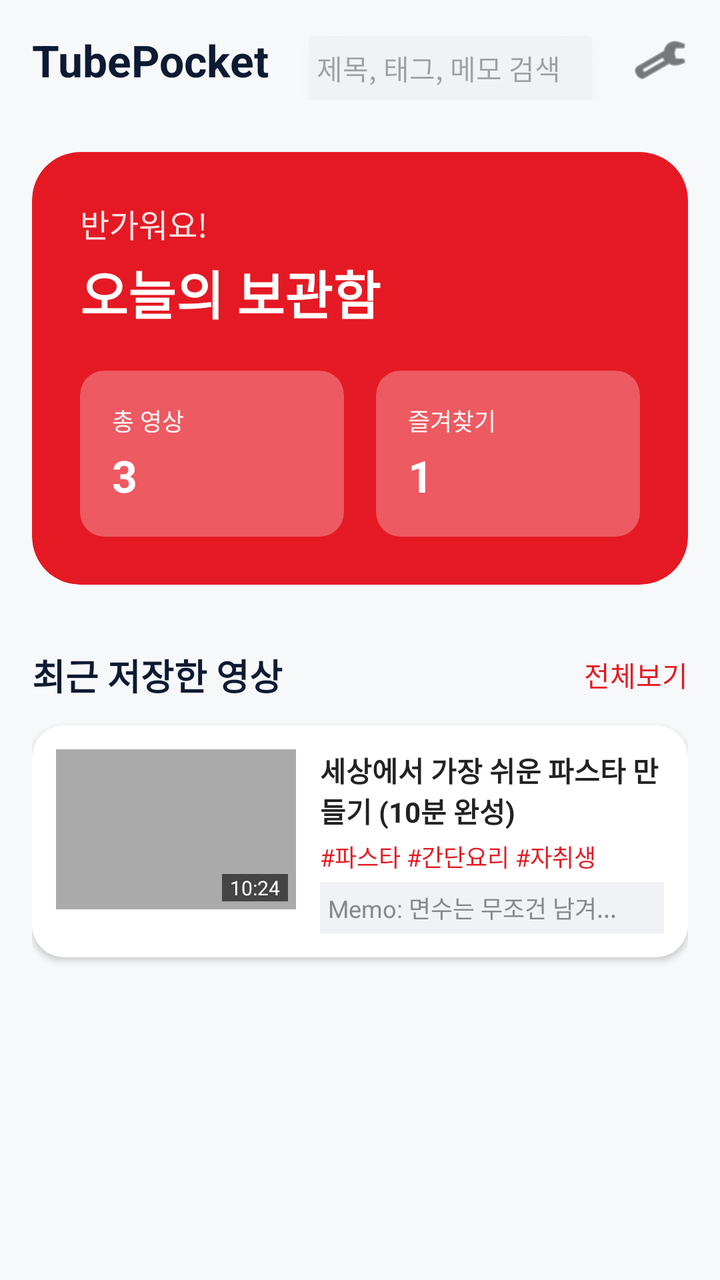
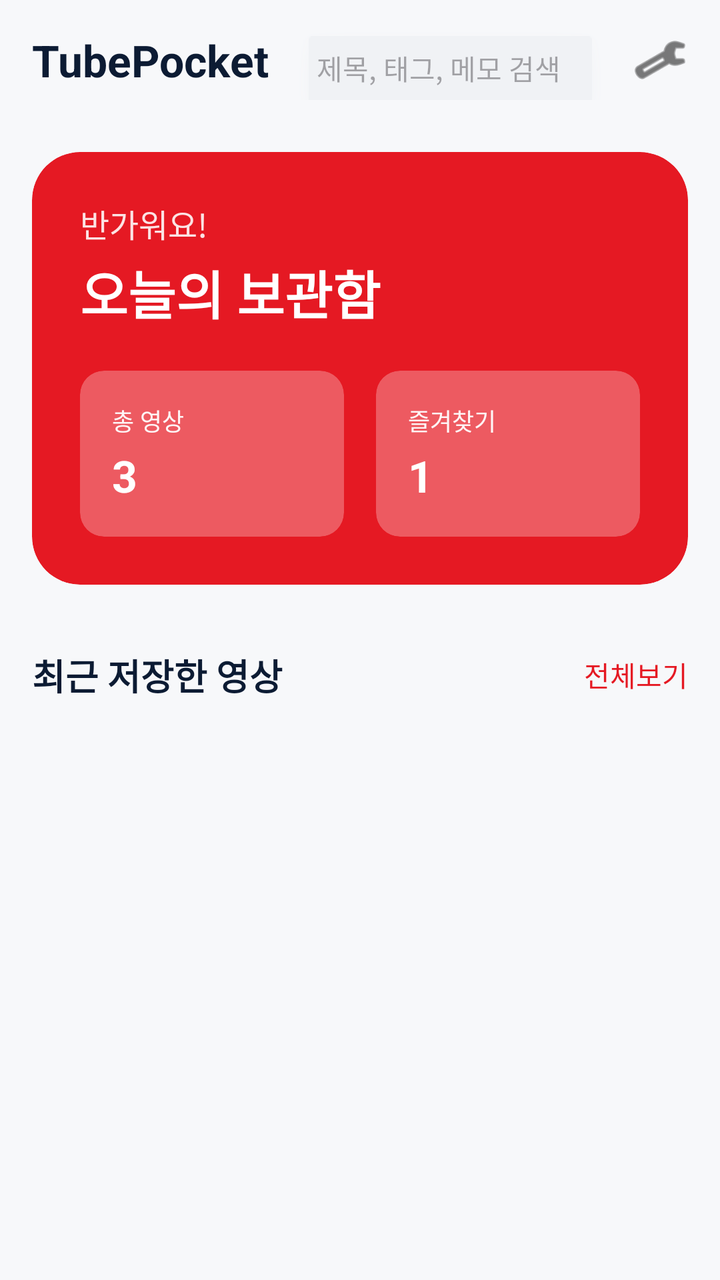

Compare the two renders of this Android layout. The source of the first and the diff that turns it into the second are given below.
<!-- AndroidManifest.xml: application theme Theme.TubePocket -->
<!-- res/layout/fragment_home.xml -->
<?xml version="1.0" encoding="utf-8"?>
<androidx.constraintlayout.widget.ConstraintLayout xmlns:android="http://schemas.android.com/apk/res/android"
    xmlns:app="http://schemas.android.com/apk/res-auto"
    android:layout_width="match_parent"
    android:layout_height="match_parent"
    android:background="@color/bg_light_gray">

    <androidx.constraintlayout.widget.ConstraintLayout
        android:id="@+id/topBar"
        android:layout_width="match_parent"
        android:layout_height="60dp"
        android:paddingHorizontal="16dp"
        app:layout_constraintTop_toTopOf="parent">

        <TextView
            android:id="@+id/tvLogo"
            android:layout_width="wrap_content"
            android:layout_height="wrap_content"
            android:text="TubePocket"
            android:textColor="#0C1B33"
            android:textSize="22sp"
            android:textStyle="bold"
            app:layout_constraintBottom_toBottomOf="parent"
            app:layout_constraintStart_toStartOf="parent"
            app:layout_constraintTop_toTopOf="parent" />

        <EditText
            android:id="@+id/etSearch"
            android:layout_width="0dp"
            android:layout_height="40dp"
            android:layout_marginStart="12dp"
            android:layout_marginEnd="12dp"
            android:background="@drawable/abc_menu_hardkey_panel_mtrl_mult"
            android:backgroundTint="@color/search_bg"
            android:hint="제목, 태그, 메모 검색"
            android:paddingHorizontal="12dp"
            android:singleLine="true"
            android:textSize="14sp"
            app:layout_constraintBottom_toBottomOf="parent"
            app:layout_constraintEnd_toStartOf="@+id/ivSettings"
            app:layout_constraintStart_toEndOf="@+id/tvLogo"
            app:layout_constraintTop_toTopOf="parent" />

        <ImageView
            android:id="@+id/ivSettings"
            android:layout_width="28dp"
            android:layout_height="28dp"
            android:src="@android:drawable/ic_menu_manage"
            app:layout_constraintBottom_toBottomOf="parent"
            app:layout_constraintEnd_toEndOf="parent"
            app:layout_constraintTop_toTopOf="parent"
            app:tint="@color/text_dark" />

    </androidx.constraintlayout.widget.ConstraintLayout>

    <ScrollView
        android:layout_width="match_parent"
        android:layout_height="0dp"
        android:clipToPadding="false"
        android:paddingBottom="80dp"
        app:layout_constraintBottom_toBottomOf="parent"
        app:layout_constraintTop_toBottomOf="@+id/topBar">

        <LinearLayout
            android:layout_width="match_parent"
            android:layout_height="wrap_content"
            android:orientation="vertical"
            android:padding="16dp">

            <androidx.cardview.widget.CardView
                android:layout_width="match_parent"
                android:layout_height="wrap_content"
                app:cardBackgroundColor="@color/main_red"
                app:cardCornerRadius="24dp"
                app:cardElevation="0dp">

                <LinearLayout
                    android:layout_width="match_parent"
                    android:layout_height="wrap_content"
                    android:orientation="vertical"
                    android:padding="24dp">

                    <TextView
                        android:layout_width="wrap_content"
                        android:layout_height="wrap_content"
                        android:text="반가워요!"
                        android:textColor="#E0FFFFFF"
                        android:textSize="16sp" />

                    <TextView
                        android:layout_width="wrap_content"
                        android:layout_height="wrap_content"
                        android:layout_marginTop="4dp"
                        android:text="오늘의 보관함"
                        android:textColor="@color/white"
                        android:textSize="26sp"
                        android:textStyle="bold" />

                    <LinearLayout
                        android:layout_width="match_parent"
                        android:layout_height="wrap_content"
                        android:layout_marginTop="20dp"
                        android:orientation="horizontal">

                        <androidx.cardview.widget.CardView
                            android:layout_width="0dp"
                            android:layout_height="wrap_content"
                            android:layout_marginEnd="8dp"
                            android:layout_weight="1"
                            app:cardBackgroundColor="@color/light_red"
                            app:cardCornerRadius="12dp"
                            app:cardElevation="0dp">

                            <LinearLayout
                                android:layout_width="match_parent"
                                android:layout_height="wrap_content"
                                android:orientation="vertical"
                                android:padding="16dp">

                                <TextView
                                    android:layout_width="wrap_content"
                                    android:layout_height="wrap_content"
                                    android:text="총 영상"
                                    android:textColor="#F0FFFFFF"
                                    android:textSize="12sp" />

                                <TextView
                                    android:layout_width="wrap_content"
                                    android:layout_height="wrap_content"
                                    android:layout_marginTop="4dp"
                                    android:text="3"
                                    android:textColor="@color/white"
                                    android:textSize="22sp"
                                    android:textStyle="bold" />
                            </LinearLayout>
                        </androidx.cardview.widget.CardView>

                        <androidx.cardview.widget.CardView
                            android:layout_width="0dp"
                            android:layout_height="wrap_content"
                            android:layout_marginStart="8dp"
                            android:layout_weight="1"
                            app:cardBackgroundColor="@color/light_red"
                            app:cardCornerRadius="12dp"
                            app:cardElevation="0dp">

                            <LinearLayout
                                android:layout_width="match_parent"
                                android:layout_height="wrap_content"
                                android:orientation="vertical"
                                android:padding="16dp">

                                <TextView
                                    android:layout_width="wrap_content"
                                    android:layout_height="wrap_content"
                                    android:text="즐겨찾기"
                                    android:textColor="#F0FFFFFF"
                                    android:textSize="12sp" />

                                <TextView
                                    android:layout_width="wrap_content"
                                    android:layout_height="wrap_content"
                                    android:layout_marginTop="4dp"
                                    android:text="1"
                                    android:textColor="@color/white"
                                    android:textSize="22sp"
                                    android:textStyle="bold" />
                            </LinearLayout>
                        </androidx.cardview.widget.CardView>
                    </LinearLayout>
                </LinearLayout>
            </androidx.cardview.widget.CardView>

            <RelativeLayout
                android:layout_width="match_parent"
                android:layout_height="wrap_content"
                android:layout_marginTop="32dp"
                android:layout_marginBottom="12dp">

                <TextView
                    android:layout_width="wrap_content"
                    android:layout_height="wrap_content"
                    android:text="최근 저장한 영상"
                    android:textColor="#0C1B33"
                    android:textSize="18sp"
                    android:textStyle="bold" />

                <TextView
                    android:layout_width="wrap_content"
                    android:layout_height="wrap_content"
                    android:layout_alignParentEnd="true"
                    android:layout_centerVertical="true"
                    android:text="전체보기"
                    android:textColor="@color/main_red"
                    android:textSize="14sp" />
            </RelativeLayout>

            <androidx.cardview.widget.CardView
                android:layout_width="match_parent"
                android:layout_height="wrap_content"
                android:layout_marginBottom="12dp"
                app:cardBackgroundColor="@color/white"
                app:cardCornerRadius="16dp"
                app:cardElevation="2dp">

                <LinearLayout
                    android:layout_width="match_parent"
                    android:layout_height="wrap_content"
                    android:orientation="horizontal"
                    android:padding="12dp">

                    <FrameLayout
                        android:layout_width="120dp"
                        android:layout_height="80dp">

                        <View
                            android:layout_width="match_parent"
                            android:layout_height="match_parent"
                            android:background="@android:color/darker_gray" />

                        <TextView
                            android:layout_width="wrap_content"
                            android:layout_height="wrap_content"
                            android:layout_gravity="bottom|end"
                            android:layout_margin="4dp"
                            android:background="#99000000"
                            android:paddingHorizontal="4dp"
                            android:text="10:24"
                            android:textColor="@color/white"
                            android:textSize="10sp" />
                    </FrameLayout>

                    <LinearLayout
                        android:layout_width="match_parent"
                        android:layout_height="wrap_content"
                        android:layout_marginStart="12dp"
                        android:orientation="vertical">

                        <TextView
                            android:layout_width="match_parent"
                            android:layout_height="wrap_content"
                            android:ellipsize="end"
                            android:maxLines="2"
                            android:text="세상에서 가장 쉬운 파스타 만들기 (10분 완성)"
                            android:textColor="@color/text_dark"
                            android:textSize="14sp"
                            android:textStyle="bold" />

                        <TextView
                            android:layout_width="match_parent"
                            android:layout_height="wrap_content"
                            android:layout_marginTop="4dp"
                            android:text="#파스타 #간단요리 #자취생"
                            android:textColor="@color/main_red"
                            android:textSize="12sp" />

                        <TextView
                            android:layout_width="match_parent"
                            android:layout_height="wrap_content"
                            android:layout_marginTop="4dp"
                            android:background="@color/search_bg"
                            android:ellipsize="end"
                            android:maxLines="1"
                            android:padding="4dp"
                            android:text="Memo: 면수는 무조건 남겨..."
                            android:textColor="@color/text_gray"
                            android:textSize="12sp" />
                    </LinearLayout>
                </LinearLayout>
            </androidx.cardview.widget.CardView>
        </LinearLayout>
    </ScrollView>
</androidx.constraintlayout.widget.ConstraintLayout>
<!-- resources referenced by this layout -->
<resources>
  <color name="bg_light_gray">#F7F8FA</color>
  <color name="light_red">#ED5A61</color>
  <color name="main_red">#E51923</color>
  <color name="search_bg">#F0F2F5</color>
  <color name="text_dark">#222222</color>
  <color name="text_gray">#888888</color>
  <color name="white">#FFFFFFFF</color>
  <style name="Theme.TubePocket" parent="Base.Theme.TubePocket" />
  <style name="Base.Theme.TubePocket" parent="Theme.Material3.DayNight.NoActionBar">
          
          
      </style>
</resources>

<!-- the commit's change to res/layout/fragment_home.xml (unified diff, before → after) -->
@@ -186,7 +186,7 @@
                     android:textStyle="bold" />
 
                 <TextView
-                    android:layout_width="wrap_content"
+                    android:id="@+id/tvViewAll"  android:layout_width="wrap_content"
                     android:layout_height="wrap_content"
                     android:layout_alignParentEnd="true"
                     android:layout_centerVertical="true"
@@ -195,79 +195,12 @@
                     android:textSize="14sp" />
             </RelativeLayout>
 
-            <androidx.cardview.widget.CardView
+            <androidx.recyclerview.widget.RecyclerView
+                android:id="@+id/rvRecentVideos"
                 android:layout_width="match_parent"
                 android:layout_height="wrap_content"
-                android:layout_marginBottom="12dp"
-                app:cardBackgroundColor="@color/white"
-                app:cardCornerRadius="16dp"
-                app:cardElevation="2dp">
-
-                <LinearLayout
-                    android:layout_width="match_parent"
-                    android:layout_height="wrap_content"
-                    android:orientation="horizontal"
-                    android:padding="12dp">
-
-                    <FrameLayout
-                        android:layout_width="120dp"
-                        android:layout_height="80dp">
-
-                        <View
-                            android:layout_width="match_parent"
-                            android:layout_height="match_parent"
-                            android:background="@android:color/darker_gray" />
-
-                        <TextView
-                            android:layout_width="wrap_content"
-                            android:layout_height="wrap_content"
-                            android:layout_gravity="bottom|end"
-                            android:layout_margin="4dp"
-                            android:background="#99000000"
-                            android:paddingHorizontal="4dp"
-                            android:text="10:24"
-                            android:textColor="@color/white"
-                            android:textSize="10sp" />
-                    </FrameLayout>
-
-                    <LinearLayout
-                        android:layout_width="match_parent"
-                        android:layout_height="wrap_content"
-                        android:layout_marginStart="12dp"
-                        android:orientation="vertical">
-
-                        <TextView
-                            android:layout_width="match_parent"
-                            android:layout_height="wrap_content"
-                            android:ellipsize="end"
-                            android:maxLines="2"
-                            android:text="세상에서 가장 쉬운 파스타 만들기 (10분 완성)"
-                            android:textColor="@color/text_dark"
-                            android:textSize="14sp"
-                            android:textStyle="bold" />
-
-                        <TextView
-                            android:layout_width="match_parent"
-                            android:layout_height="wrap_content"
-                            android:layout_marginTop="4dp"
-                            android:text="#파스타 #간단요리 #자취생"
-                            android:textColor="@color/main_red"
-                            android:textSize="12sp" />
-
-                        <TextView
-                            android:layout_width="match_parent"
-                            android:layout_height="wrap_content"
-                            android:layout_marginTop="4dp"
-                            android:background="@color/search_bg"
-                            android:ellipsize="end"
-                            android:maxLines="1"
-                            android:padding="4dp"
-                            android:text="Memo: 면수는 무조건 남겨..."
-                            android:textColor="@color/text_gray"
-                            android:textSize="12sp" />
-                    </LinearLayout>
-                </LinearLayout>
-            </androidx.cardview.widget.CardView>
+                android:nestedScrollingEnabled="false"
+                android:paddingBottom="20dp" />
         </LinearLayout>
     </ScrollView>
 </androidx.constraintlayout.widget.ConstraintLayout>
<!-- resource entries referenced after the edit -->
@@ -5,7 +5,6 @@
   <color name="main_red">#E51923</color>
   <color name="search_bg">#F0F2F5</color>
   <color name="text_dark">#222222</color>
-  <color name="text_gray">#888888</color>
   <color name="white">#FFFFFFFF</color>
   <style name="Theme.TubePocket" parent="Base.Theme.TubePocket" />
   <style name="Base.Theme.TubePocket" parent="Theme.Material3.DayNight.NoActionBar">
